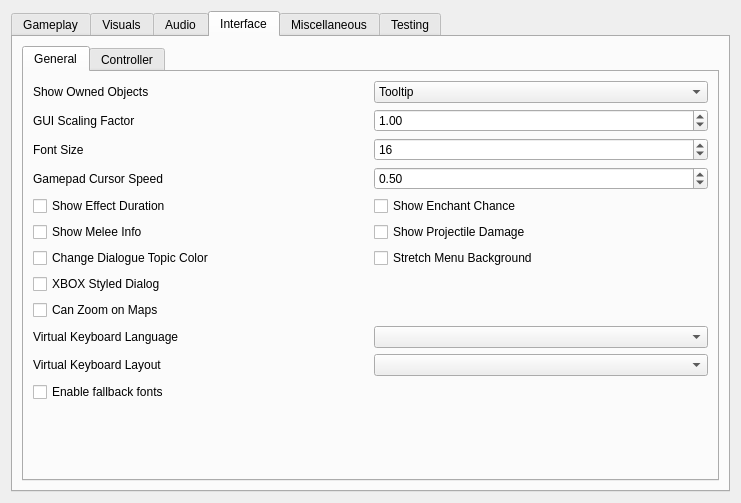
Above: apps/launcher/ui/settingspage.ui from zander2k1/groovy-openmw before the change. Below: the same form after it.
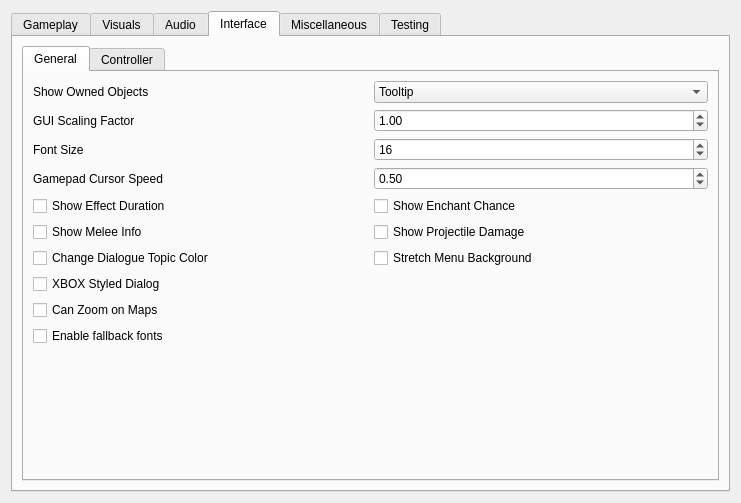
That is the form after the change. The open tabs and pages were chosen to show the change.

```diff
--- a/apps/launcher/ui/settingspage.ui
+++ b/apps/launcher/ui/settingspage.ui
@@ -1476,32 +1476,6 @@
                </property>
               </widget>
              </item>
-             <item row="9" column="0">
-              <widget class="QLabel" name="virtualKeyboardLanguageLabel">
-               <property name="toolTip">
-                <string>Select the language used for the virtual keyboard layout.</string>
-               </property>
-               <property name="text">
-                <string>Virtual Keyboard Language</string>
-               </property>
-              </widget>
-             </item>
-             <item row="9" column="1">
-              <widget class="QComboBox" name="virtualKeyboardLanguageComboBox"/>
-             </item>
-             <item row="10" column="0">
-              <widget class="QLabel" name="virtualKeyboardLayoutLabel">
-               <property name="toolTip">
-                <string>Select the keyboard layout used by the virtual keyboard.</string>
-               </property>
-               <property name="text">
-                <string>Virtual Keyboard Layout</string>
-               </property>
-              </widget>
-             </item>
-             <item row="10" column="1">
-              <widget class="QComboBox" name="virtualKeyboardLayoutComboBox"/>
-             </item>
             </layout>
            </item>
            <item>
```
